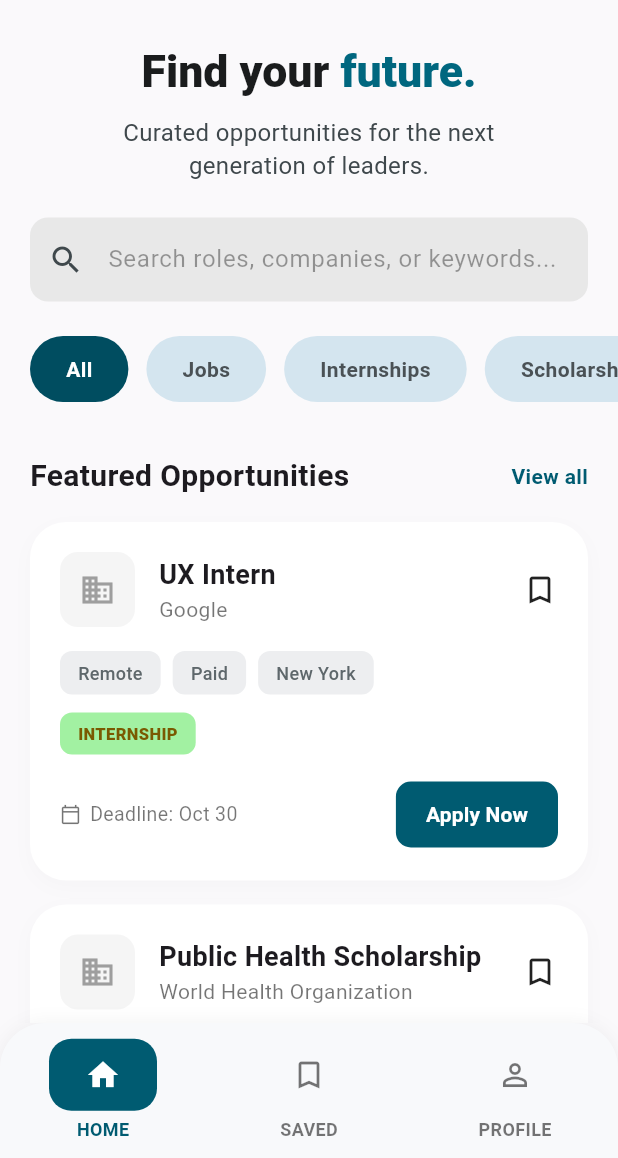
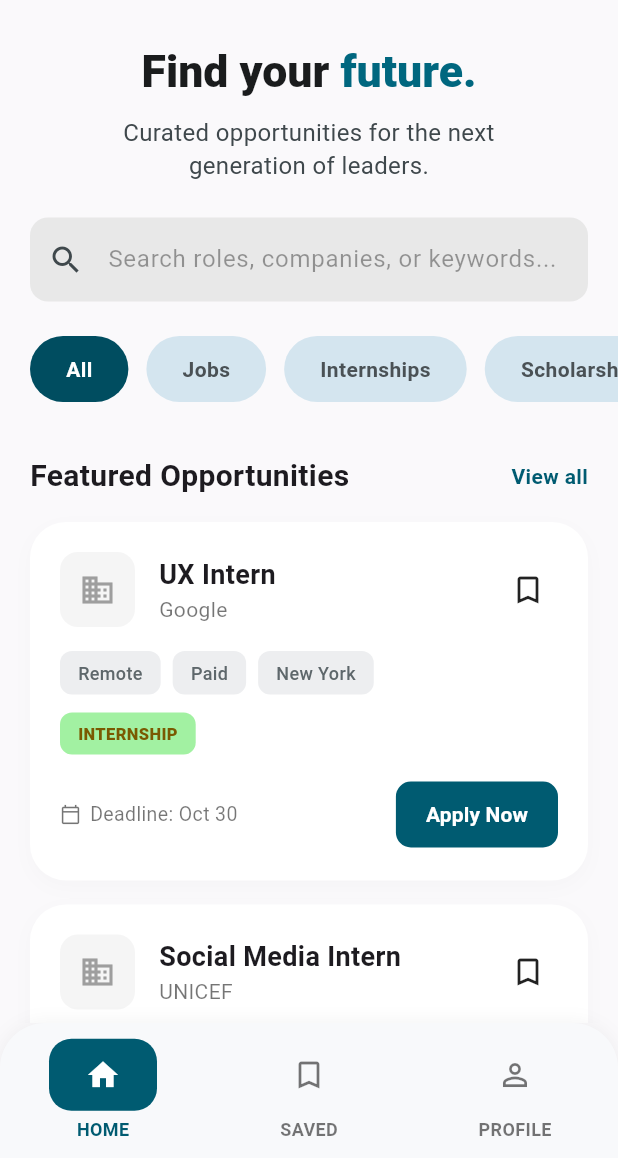
Before and after one commit to Belaw19/Zewg, a Flutter app: the OnboardingPage screen opened by its route, after a tap on "Next", after a tap on "Skip", after a tap on "Sign in", on a phone screen of 412 x 824 dp, the part 78-1236 px from its top. Run offline on Flutter 3.47's test engine with Material 3 defaults, Android fonts, the phone set to English and light mode, and no system bars; our stand-ins replace go_router; Roboto replaces fonts that are missing (Manrope).

Commit message:
Update UI functionality: Add bookmark interaction, fix navigation, update onboarding images, and improve home page with all opportunities

```diff
--- a/lib/core/constants/onboarding_assets.dart
+++ b/lib/core/constants/onboarding_assets.dart
@@ -3,9 +3,9 @@
 abstract final class OnboardingAssets {
   OnboardingAssets._();
 
-  /// First onboarding screen (“Find Your Future”) hero image.
+  /// First onboarding screen ("Find Your Future") hero image.
   static const String futureHero = 'assets/images/onboarding/onboarding_future.png';
 
-  /// Second onboarding screen (“Track Scholarship”) hero image.
-  static const String scholarshipHero = 'assets/images/onboarding/onboarding_scholarship.png';
+  /// Second onboarding screen ("Track Scholarship") hero image.
+  static const String scholarshipHero = 'assets/images/onboarding/photo_5765097008032059047_x.jpg';
 }
--- a/lib/core/widgets/opportunity_card.dart
+++ b/lib/core/widgets/opportunity_card.dart
@@ -60,7 +60,19 @@ class OpportunityCard extends StatelessWidget {
                   ],
                 ),
               ),
-              const Icon(Icons.bookmark_border, color: Colors.black87),
+              Material(
+                color: Colors.transparent,
+                child: InkWell(
+                  onTap: () {},
+                  borderRadius: BorderRadius.circular(20),
+                  splashColor: const Color(0xFF005B71).withOpacity(0.3),
+                  highlightColor: const Color(0xFF005B71).withOpacity(0.1),
+                  child: Padding(
+                    padding: const EdgeInsets.all(8.0),
+                    child: const Icon(Icons.bookmark_border, color: Colors.black87),
+                  ),
+                ),
+              ),
             ],
           ),
           const SizedBox(height: 16),
--- a/lib/features/home/presentation/screens/opportunity_details_page.dart
+++ b/lib/features/home/presentation/screens/opportunity_details_page.dart
@@ -65,7 +65,7 @@ class OpportunityDetails extends StatelessWidget {
               width: double.infinity,
               height: 55,
               child: ElevatedButton(
-                onPressed: ()=> context.go(RoutePaths.journey),
+                onPressed: ()=> context.go(RoutePaths.homeAll),
                 style: ElevatedButton.styleFrom(
                   backgroundColor: const Color(0xFF004D40),
                   shape: RoundedRectangleBorder(borderRadius: BorderRadius.circular(12)),
--- a/lib/features/home/presentation/screens/zewg_home_page.dart
+++ b/lib/features/home/presentation/screens/zewg_home_page.dart
@@ -21,6 +21,7 @@ class ZewgHomePage extends StatelessWidget {
               padding: const EdgeInsets.symmetric(horizontal: 20),
               sliver: SliverList(
                 delegate: SliverChildListDelegate([
+                  // Internships
                   const OpportunityCard(
                     title: 'UX Intern',
                     company: 'Google',
@@ -31,6 +32,25 @@ class ZewgHomePage extends StatelessWidget {
                   ),
                   const SizedBox(height: 16),
                   const OpportunityCard(
+                    title: 'Social Media Intern',
+                    company: 'UNICEF',
+                    tags: ['Remote', 'Paid', 'Addis Ababa, Ethiopia'],
+                    category: 'INTERNSHIP',
+                    categoryColor: Color(0xFFA2F1A2),
+                    deadline: 'Nov 15',
+                  ),
+                  const SizedBox(height: 16),
+                  const OpportunityCard(
+                    title: 'Community Outreach Intern',
+                    company: 'Red Cross',
+                    tags: ['On-site', 'Volunteer + Stipend', 'Addis Ababa, Ethiopia'],
+                    category: 'INTERNSHIP',
+                    categoryColor: Color(0xFFA2F1A2),
+                    deadline: 'Nov 15',
+                  ),
+                  const SizedBox(height: 16),
+                  // Scholarships
+                  const OpportunityCard(
                     title: 'Public Health Scholarship',
                     company: 'World Health Organization',
                     tags: ['Remote', 'Fully Funded', 'Global'],
@@ -40,12 +60,49 @@ class ZewgHomePage extends StatelessWidget {
                   ),
                   const SizedBox(height: 16),
                   const OpportunityCard(
+                    title: 'Education Leader',
+                    company: 'UNESCO',
+                    tags: ['Hybrid', 'Fully Funded', 'Paris, France'],
+                    category: 'SCHOLARSHIP',
+                    categoryColor: Color(0xFFFDE2C4),
+                    deadline: 'July 1',
+                  ),
+                  const SizedBox(height: 16),
+                  const OpportunityCard(
+                    title: 'Social Dev Scholar',
+                    company: 'World Bank',
+                    tags: ['On-site', 'Fully Funded', 'Washington, DC'],
+                    category: 'SCHOLARSHIP',
+                    categoryColor: Color(0xFFFDE2C4),
+                    deadline: 'Jun 30',
+                  ),
+                  const SizedBox(height: 16),
+                  // Jobs
+                  const OpportunityCard(
                     title: 'Product Designer (New Grad)',
                     company: 'Figma',
                     tags: ['Remote', '\$110k – \$140k', 'San Francisco, CA'],
                     category: 'JOB',
                     categoryColor: Color(0xFFD4E5EF),
                     deadline: 'Oct 25',
+                  ),
+                  const SizedBox(height: 16),
+                  const OpportunityCard(
+                    title: 'Frontend Developer (Entry Level)',
+                    company: 'Google',
+                    tags: ['Remote', '\$90k – \$120k', 'New York, NY'],
+                    category: 'JOB',
+                    categoryColor: Color(0xFFD4E5EF),
+                    deadline: 'Nov 10',
+                  ),
+                  const SizedBox(height: 16),
+                  const OpportunityCard(
+                    title: 'Network Engineer (Junior)',
+                    company: 'Cisco',
+                    tags: ['Remote', '\$80k – \$105k', 'San Jose, CA'],
+                    category: 'JOB',
+                    categoryColor: Color(0xFFD4E5EF),
+                    deadline: 'Nov 15',
                   ),
                   const SizedBox(height: 100),
                 ]),
--- a/lib/features/home/presentation/widgets/home_feed_slivers.dart
+++ b/lib/features/home/presentation/widgets/home_feed_slivers.dart
@@ -136,7 +136,18 @@ Widget buildSectionTitle(String title) {
         mainAxisAlignment: MainAxisAlignment.spaceBetween,
         children: [
           Text(title, style: const TextStyle(fontSize: 20, fontWeight: FontWeight.bold)),
-          const Text('View all', style: TextStyle(color: Color(0xFF005B71), fontWeight: FontWeight.w600)),
+          Builder(
+            builder: (context) => GestureDetector(
+              onTap: () => context.go(RoutePaths.homeAll),
+              child: const Text(
+                'View all',
+                style: TextStyle(
+                  color: Color(0xFF005B71),
+                  fontWeight: FontWeight.w600,
+                ),
+              ),
+            ),
+          ),
         ],
       ),
     ),
--- a/lib/features/profile/presentation/screens/journey_page.dart
+++ b/lib/features/profile/presentation/screens/journey_page.dart
@@ -182,7 +182,7 @@ class JourneyPage extends StatelessWidget {
                   SizedBox(
                     width: double.infinity,
                     child: ElevatedButton(
-                      onPressed: () {},
+                      onPressed: () => context.go(RoutePaths.homeAll),
                       style: ElevatedButton.styleFrom(
                         backgroundColor: Colors.white,
                         foregroundColor: const Color(0xFF004D61),
--- a/pubspec.yaml
+++ b/pubspec.yaml
@@ -19,7 +19,7 @@ publish_to: 'none' # Remove this line if you wish to publish to pub.dev
 version: 1.0.0+1
 
 environment:
-  sdk: ^3.11.5
+  sdk: ^3.11.4
 
 # Dependencies specify other packages that your package needs in order to work.
 # To automatically upgrade your package dependencies to the latest versions
@@ -60,6 +60,7 @@ flutter:
 
   assets:
     - assets/images/
+    - assets/images/onboarding/
 
   # An image asset can refer to one or more resolution-specific "variants", see
   # https://flutter.dev/to/resolution-aware-images
```
Also changed, not shown: assets/images/onboarding/onboarding_scholarship.png (deleted), assets/images/onboarding/photo_5765097008032059047_x.jpg (added), pubspec.lock.
